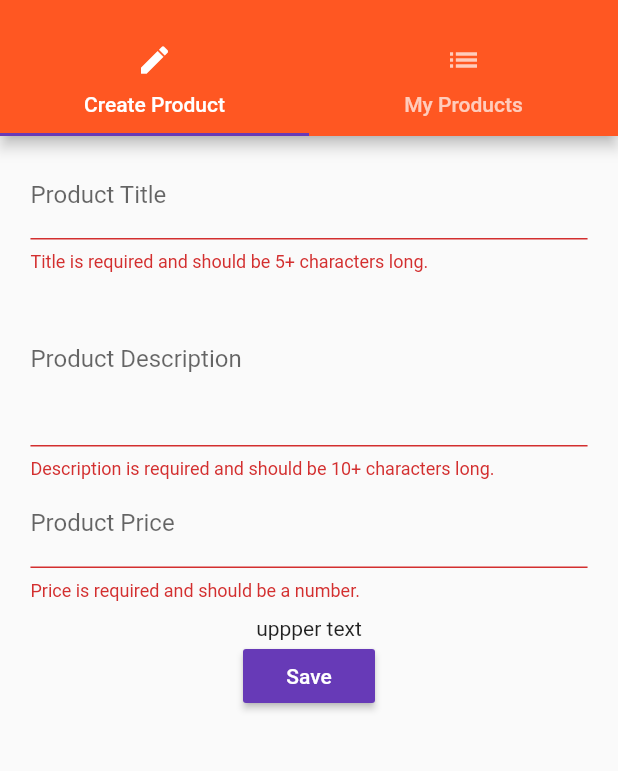
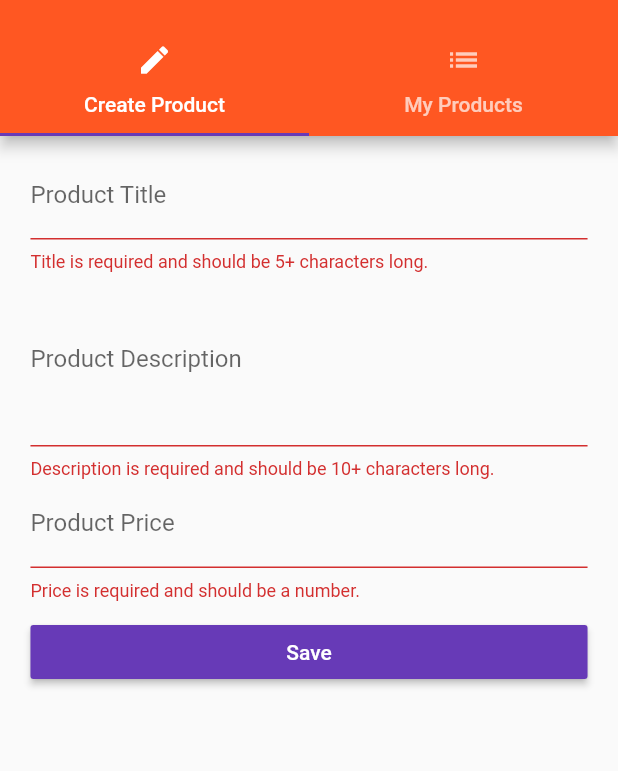
Before and after one commit to shivamsoods/Easy_List_flutter, a Flutter app: the ProductsAdminPage screen opened by its route, after a tap on "Save", on a phone screen of 412 x 824 dp, the part 59-830 px from its top. Run offline on Flutter 3.47's test engine with Material 2 defaults, Android fonts, the phone set to English and light mode, and no system bars.

```diff
--- a/lib/pages/product_edit.dart
+++ b/lib/pages/product_edit.dart
@@ -80,36 +80,36 @@ class _ProductEditPageState extends State<ProductEditPage> {
   }
 
   Widget _buildSubmitButton(BuildContext context) {
-//    return ScopedModelDescendant<ProductsModel>(
-//      builder:(context,child,model) {
-//        return RaisedButton(
-//          child: Text('Save'),
-//          textColor: Colors.white,
-//          onPressed: ()=>_submitForm(model.addProduct,model.updateProduct) ,
-//        );
-//      },
+    return ScopedModelDescendant<ProductsModel>(
+      builder:(context,child,model) {
+        return RaisedButton(
+          child: Text('Save'),
+          textColor: Colors.white,
+          onPressed: ()=>_submitForm(model.addProduct,model.updateProduct) ,
+        );
+      },
+    );
+
+//    return ScopedModel<ProductsModel>(
+//      model: ProductsModel(),
+//      child: Column(
+//        children: <Widget>[
+//          Text('uppper text'),
+//          ScopedModelDescendant<ProductsModel>(builder:
+//              (BuildContext context, Widget child, ProductsModel model) {
+//            return RaisedButton(
+//              child: Text('Save'),
+//              textColor: Colors.white,
+//              onPressed: () {
+//                _submitForm(model.addProduct, model.updateProduct);
+//
+//                print('saving button  ' + model.products.toString());
+//              },
+//            );
+//          })
+//        ],
+//      ),
 //    );
-
-    return ScopedModel<ProductsModel>(
-      model: ProductsModel(),
-      child: Column(
-        children: <Widget>[
-          Text('uppper text'),
-          ScopedModelDescendant<ProductsModel>(builder:
-              (BuildContext context, Widget child, ProductsModel model) {
-            return RaisedButton(
-              child: Text('Save'),
-              textColor: Colors.white,
-              onPressed: () {
-                _submitForm(model.addProduct, model.updateProduct);
-
-                print('saving button  ' + model.products.toString());
-              },
-            );
-          })
-        ],
-      ),
-    );
 
   }
 
@@ -144,6 +144,7 @@ class _ProductEditPageState extends State<ProductEditPage> {
 
   void _submitForm(Function addProduct, Function updateProduct) {
     print('submit form reached');
+
     if (!_formKey.currentState.validate()) {
       return;
     }
@@ -157,7 +158,8 @@ class _ProductEditPageState extends State<ProductEditPage> {
           description: _formData['description'],
           price: _formData['price'],
           image: _formData['image']));
-    } else {
+    }
+    else {
       updateProduct(
           widget.productIndex,
           Product(
--- a/lib/scoped_models/products.dart
+++ b/lib/scoped_models/products.dart
@@ -17,7 +17,7 @@ class ProductsModel extends Model {
 
   void addProduct(Product product) {
     _products.add(product);
-    print('added a product');
+//    print('added a product');
   }
 
   void updateProduct(int index, Product product) {
```
Also changed, not shown: lib/main.dart (+9 -8 lines), lib/widgets/ty/products/products.dart (+6 -12 lines).
